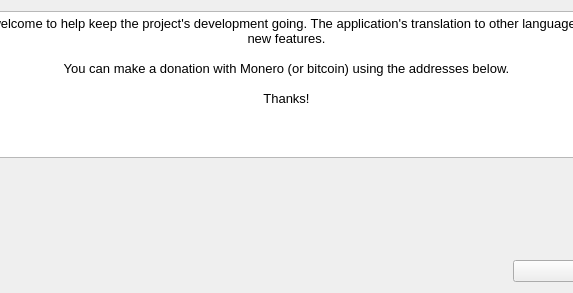
Above: galacteek/ui/donatedialog.ui from pinnaculum/galacteek before the change; both pictures show x 151 to 724 and y 0 to 293 of the 875 by 293 pixel window. Below: the same form after it.
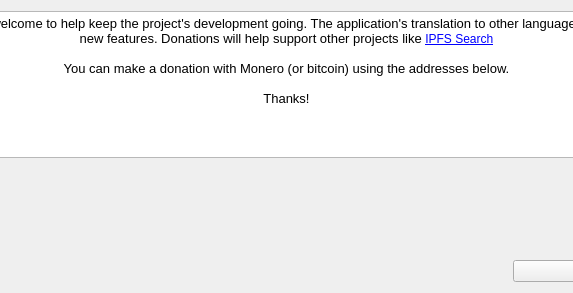
That is the form after the change. Icons and pictures are not drawn.

Commit message: Add merge feature for ipfsmarks. Fix ipfssearchview.

```diff
--- a/galacteek/ui/donatedialog.ui
+++ b/galacteek/ui/donatedialog.ui
@@ -35,7 +35,7 @@
 &lt;html&gt;&lt;head&gt;&lt;meta name=&quot;qrichtext&quot; content=&quot;1&quot; /&gt;&lt;style type=&quot;text/css&quot;&gt;
 p, li { white-space: pre-wrap; }
 &lt;/style&gt;&lt;/head&gt;&lt;body style=&quot; font-family:'Sans Serif'; font-size:9pt; font-weight:400; font-style:normal;&quot;&gt;
-&lt;p align=&quot;center&quot; style=&quot; margin-top:0px; margin-bottom:0px; margin-left:0px; margin-right:0px; -qt-block-indent:0; text-indent:0px;&quot;&gt;&lt;span style=&quot; font-size:10pt;&quot;&gt;Any donation is most welcome to help keep the project's development going. The application's translation to other languages is planned as well as new features.&lt;/span&gt;&lt;/p&gt;
+&lt;p align=&quot;center&quot; style=&quot; margin-top:0px; margin-bottom:0px; margin-left:0px; margin-right:0px; -qt-block-indent:0; text-indent:0px;&quot;&gt;&lt;span style=&quot; font-size:10pt;&quot;&gt;Any donation is most welcome to help keep the project's development going. The application's translation to other languages is planned as well as new features. Donations will help support other projects like &lt;/span&gt;&lt;a href=&quot;https://ipfs-search.com&quot;&gt;&lt;span style=&quot; text-decoration: underline; color:#0000ff;&quot;&gt;IPFS Search&lt;/span&gt;&lt;/a&gt;&lt;/p&gt;
 &lt;p align=&quot;center&quot; style=&quot;-qt-paragraph-type:empty; margin-top:0px; margin-bottom:0px; margin-left:0px; margin-right:0px; -qt-block-indent:0; text-indent:0px; font-size:10pt;&quot;&gt;&lt;br /&gt;&lt;/p&gt;
 &lt;p align=&quot;center&quot; style=&quot; margin-top:0px; margin-bottom:0px; margin-left:0px; margin-right:0px; -qt-block-indent:0; text-indent:0px;&quot;&gt;&lt;span style=&quot; font-size:10pt;&quot;&gt;You can make a donation with Monero (or bitcoin) using the addresses below.&lt;/span&gt;&lt;/p&gt;
 &lt;p align=&quot;center&quot; style=&quot;-qt-paragraph-type:empty; margin-top:0px; margin-bottom:0px; margin-left:0px; margin-right:0px; -qt-block-indent:0; text-indent:0px; font-size:10pt;&quot;&gt;&lt;br /&gt;&lt;/p&gt;
```
The commit also changes 8 other files.
